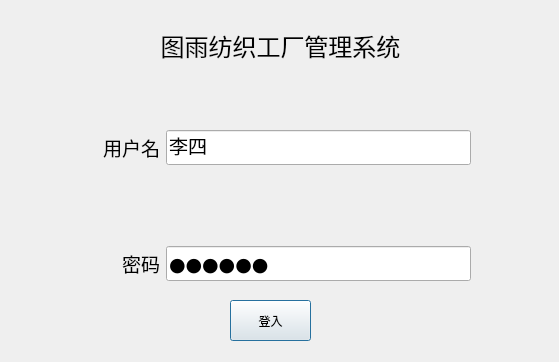
The window that login.ui (xujunmingbest/TuYuErp) describes before a commit, drawn with Qt 5.
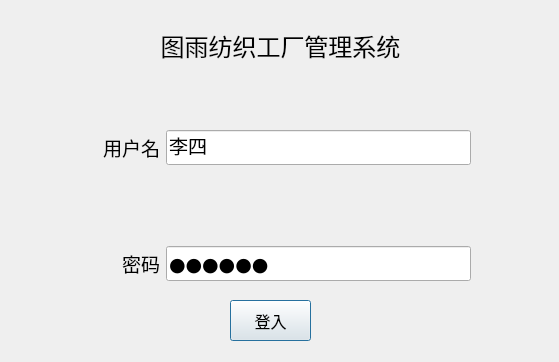
The same window after the commit.

What changed in the file:
```diff
--- a/login.ui
+++ b/login.ui
@@ -22,6 +22,12 @@
      <height>41</height>
     </rect>
    </property>
+   <property name="font">
+    <font>
+     <family>Agency FB</family>
+     <pointsize>12</pointsize>
+    </font>
+   </property>
    <property name="text">
     <string>登入</string>
    </property>
```
